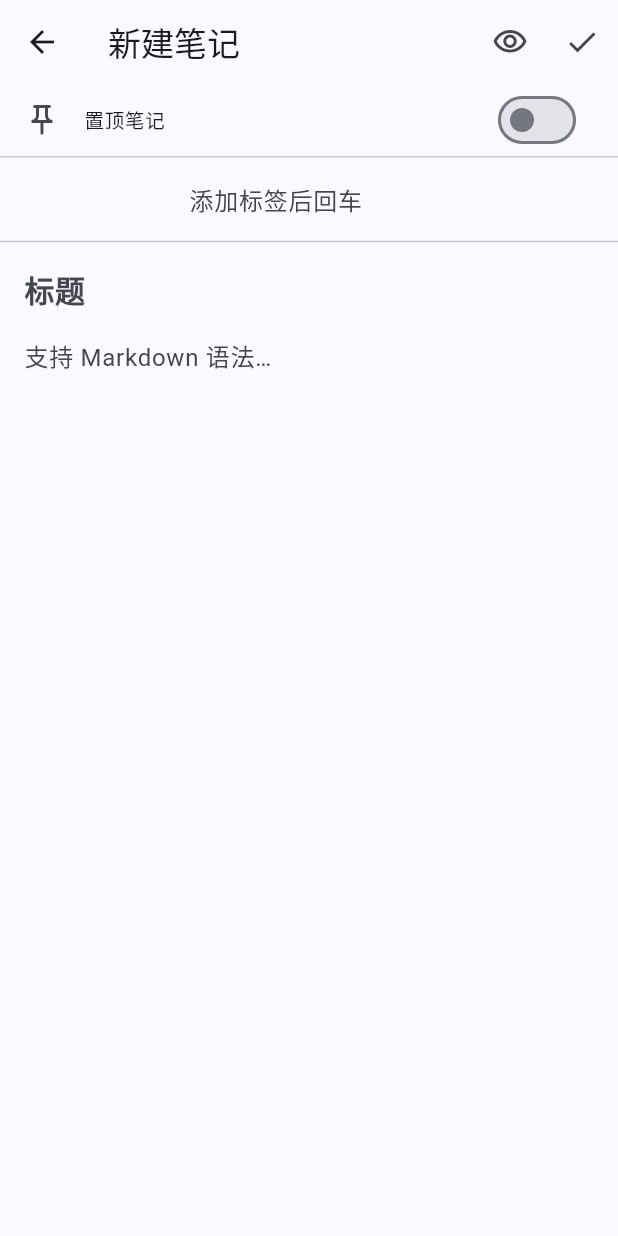
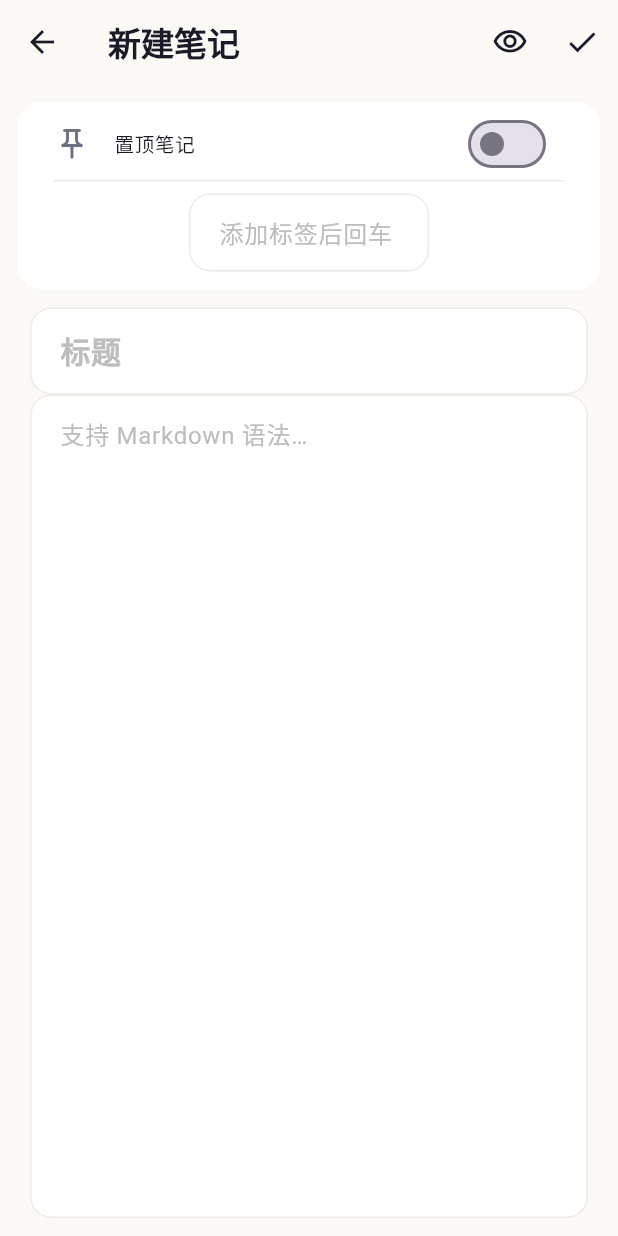
Before and after one commit to MAGG0210/notes_app, a Flutter app: the screen it shows once a user with an empty profile is signed in, after a tap on the "add" icon, on a phone screen of 412 x 824 dp. Run offline on Flutter 3.47's test engine with Material 3 defaults, Android fonts, the phone set to English and light mode, and no system bars; our stand-ins replace flutter_markdown, share_plus, shared_preferences, supabase_flutter; accounts and stored records are empty.

Commit message:
style: 设计大赛级 UI 升级 — 靛蓝渐变品牌主题/卡片式布局/登录页重设计

```diff
--- a/lib/account_page.dart
+++ b/lib/account_page.dart
@@ -1,5 +1,6 @@
 import 'package:flutter/material.dart';
 import 'note_service.dart';
+import 'app_theme.dart';
 
 /// 账户管理：查看邮箱、修改密码
 class AccountPage extends StatefulWidget {
@@ -98,15 +99,14 @@ class _AccountPageState extends State<AccountPage> {
           if (_success != null)
             Text(_success!, style: TextStyle(color: Colors.green.shade600)),
           const SizedBox(height: 16),
-          FilledButton(
-            onPressed: _loading ? null : _changePassword,
-            style: FilledButton.styleFrom(
-                padding: const EdgeInsets.symmetric(vertical: 16)),
-            child: _loading
-                ? const SizedBox(
-                    width: 20, height: 20,
-                    child: CircularProgressIndicator(strokeWidth: 2))
-                : const Text('确认修改'),
+          GradientButton(
+            loading: _loading,
+            onPressed: _changePassword,
+            child: const Text('确认修改',
+                style: TextStyle(
+                    fontSize: 16,
+                    fontWeight: FontWeight.w600,
+                    color: Colors.white)),
           ),
         ],
       ),
--- /dev/null
+++ b/lib/app_theme.dart
@@ -0,0 +1,306 @@
+import 'package:flutter/material.dart';
+
+/// 云笔记品牌视觉体系
+/// 设计语言：Apple Design Awards 风格 —— 柔和渐变 + 玻璃质感 + 极简卡片
+/// 配色：暖白书写背景 + 青蓝→靛蓝品牌渐变
+class AppColors {
+  // 品牌色
+  static const primary = Color(0xFF5B67F1); // 靛蓝
+  static const primaryLight = Color(0xFF8B93F7);
+  static const primaryDeep = Color(0xFF4F46E5);
+  static const teal = Color(0xFF06B6D4); // 青
+
+  // 品牌渐变
+  static const gradient = LinearGradient(
+    colors: [Color(0xFF5B67F1), Color(0xFF7C6CF0)],
+    begin: Alignment.topLeft,
+    end: Alignment.bottomRight,
+  );
+  static const gradientTeal = LinearGradient(
+    colors: [Color(0xFF06B6D4), Color(0xFF5B67F1)],
+    begin: Alignment.topLeft,
+    end: Alignment.bottomRight,
+  );
+  static const gradientSoft = LinearGradient(
+    colors: [Color(0xFFE0F2FE), Color(0xFFEDE9FE)],
+    begin: Alignment.topLeft,
+    end: Alignment.bottomRight,
+  );
+
+  // 亮色
+  static const bgLight = Color(0xFFFAF9F6); // 暖白书写背景
+  static const surfaceLight = Colors.white;
+  static const textLight = Color(0xFF1A1B25);
+  static const textLightSecondary = Color(0xFF6B7280);
+  static const dividerLight = Color(0xFFECEAE4);
+
+  // 暗色
+  static const bgDark = Color(0xFF12141B);
+  static const surfaceDark = Color(0xFF1B1E27);
+  static const textDark = Color(0xFFF3F4F6);
+  static const textDarkSecondary = Color(0xFF9CA3AF);
+  static const dividerDark = Color(0xFF2A2E3A);
+}
+
+class AppTheme {
+  /// 亮色主题
+  static ThemeData light() {
+    final scheme = ColorScheme.fromSeed(
+      seedColor: AppColors.primary,
+      brightness: Brightness.light,
+    ).copyWith(
+      primary: AppColors.primary,
+      secondary: AppColors.teal,
+      surface: AppColors.surfaceLight,
+    );
+    return ThemeData(
+      useMaterial3: true,
+      scaffoldBackgroundColor: AppColors.bgLight,
+      colorScheme: scheme,
+      textTheme: _textTheme(),
+      appBarTheme: const AppBarTheme(
+        backgroundColor: AppColors.bgLight,
+        elevation: 0,
+        scrolledUnderElevation: 0,
+        centerTitle: false,
+        titleTextStyle: TextStyle(
+            color: AppColors.textLight,
+            fontSize: 22,
+            fontWeight: FontWeight.w700),
+        iconTheme: IconThemeData(color: AppColors.textLight),
+      ),
+      cardTheme: CardThemeData(
+        color: AppColors.surfaceLight,
+        elevation: 0,
+        margin: EdgeInsets.zero,
+        shape: RoundedRectangleBorder(borderRadius: BorderRadius.circular(18)),
+      ),
+      inputDecorationTheme: InputDecorationTheme(
+        filled: true,
+        fillColor: AppColors.surfaceLight,
+        hintStyle: TextStyle(color: Colors.grey.shade400),
+        prefixIconColor: Colors.grey.shade500,
+        border: OutlineInputBorder(
+          borderRadius: BorderRadius.circular(14),
+          borderSide: BorderSide.none,
+        ),
+        enabledBorder: OutlineInputBorder(
+          borderRadius: BorderRadius.circular(14),
+          borderSide: BorderSide(color: AppColors.dividerLight, width: 1),
+        ),
+        focusedBorder: OutlineInputBorder(
+          borderRadius: BorderRadius.circular(14),
+          borderSide: const BorderSide(color: AppColors.primary, width: 1.6),
+        ),
+        contentPadding:
+            const EdgeInsets.symmetric(horizontal: 16, vertical: 14),
+      ),
+      filledButtonTheme: FilledButtonThemeData(
+        style: FilledButton.styleFrom(
+          backgroundColor: AppColors.primary,
+          foregroundColor: Colors.white,
+          shape: RoundedRectangleBorder(borderRadius: BorderRadius.circular(14)),
+          textStyle: const TextStyle(fontSize: 16, fontWeight: FontWeight.w600),
+          elevation: 0,
+        ),
+      ),
+      textButtonTheme: TextButtonThemeData(
+        style: TextButton.styleFrom(foregroundColor: AppColors.primary),
+      ),
+      floatingActionButtonTheme: const FloatingActionButtonThemeData(
+        elevation: 4,
+        backgroundColor: AppColors.primary,
+        foregroundColor: Colors.white,
+        shape: CircleBorder(),
+      ),
+      chipTheme: ChipThemeData(
+        backgroundColor: AppColors.surfaceLight,
+        selectedColor: AppColors.primary.withValues(alpha: 0.12),
+        shape: RoundedRectangleBorder(borderRadius: BorderRadius.circular(10)),
+        side: BorderSide(color: AppColors.dividerLight),
+      ),
+      snackBarTheme: SnackBarThemeData(
+        behavior: SnackBarBehavior.floating,
+        shape: RoundedRectangleBorder(borderRadius: BorderRadius.circular(12)),
+      ),
+      dividerTheme: const DividerThemeData(color: AppColors.dividerLight),
+      popupMenuTheme: PopupMenuThemeData(
+        shape: RoundedRectangleBorder(borderRadius: BorderRadius.circular(14)),
+        elevation: 4,
+      ),
+      dialogTheme: DialogThemeData(
+        shape: RoundedRectangleBorder(borderRadius: BorderRadius.circular(20)),
+      ),
+      listTileTheme: const ListTileThemeData(
+        iconColor: AppColors.textLightSecondary,
+      ),
+    );
+  }
+
+  /// 暗色主题
+  static ThemeData dark() {
+    final scheme = ColorScheme.fromSeed(
+      seedColor: AppColors.primary,
+      brightness: Brightness.dark,
+    ).copyWith(
+      primary: AppColors.primary,
+      secondary: AppColors.teal,
+      surface: AppColors.surfaceDark,
+    );
+    return ThemeData(
+      useMaterial3: true,
+      scaffoldBackgroundColor: AppColors.bgDark,
+      colorScheme: scheme,
+      textTheme: _textTheme(),
+      appBarTheme: const AppBarTheme(
+        backgroundColor: AppColors.bgDark,
+        elevation: 0,
+        scrolledUnderElevation: 0,
+        centerTitle: false,
+        titleTextStyle: TextStyle(
+            color: AppColors.textDark,
+            fontSize: 22,
+            fontWeight: FontWeight.w700),
+        iconTheme: IconThemeData(color: AppColors.textDark),
+      ),
+      cardTheme: CardThemeData(
+        color: AppColors.surfaceDark,
+        elevation: 0,
+        margin: EdgeInsets.zero,
+        shape: RoundedRectangleBorder(borderRadius: BorderRadius.circular(18)),
+      ),
+      inputDecorationTheme: InputDecorationTheme(
+        filled: true,
+        fillColor: AppColors.surfaceDark,
+        hintStyle: TextStyle(color: Colors.grey.shade600),
+        prefixIconColor: Colors.grey.shade500,
+        border: OutlineInputBorder(
+          borderRadius: BorderRadius.circular(14),
+          borderSide: BorderSide.none,
+        ),
+        enabledBorder: OutlineInputBorder(
+          borderRadius: BorderRadius.circular(14),
+          borderSide: BorderSide(color: AppColors.dividerDark, width: 1),
+        ),
+        focusedBorder: OutlineInputBorder(
+          borderRadius: BorderRadius.circular(14),
+          borderSide: const BorderSide(color: AppColors.primary, width: 1.6),
+        ),
+        contentPadding:
+            const EdgeInsets.symmetric(horizontal: 16, vertical: 14),
+      ),
+      filledButtonTheme: FilledButtonThemeData(
+        style: FilledButton.styleFrom(
+          backgroundColor: AppColors.primary,
+          foregroundColor: Colors.white,
+          shape: RoundedRectangleBorder(borderRadius: BorderRadius.circular(14)),
+          textStyle: const TextStyle(fontSize: 16, fontWeight: FontWeight.w600),
+          elevation: 0,
+        ),
+      ),
+      textButtonTheme: TextButtonThemeData(
+        style: TextButton.styleFrom(foregroundColor: AppColors.primaryLight),
+      ),
+      floatingActionButtonTheme: const FloatingActionButtonThemeData(
+        elevation: 4,
+        backgroundColor: AppColors.primary,
+        foregroundColor: Colors.white,
+        shape: CircleBorder(),
+      ),
+      chipTheme: ChipThemeData(
+        backgroundColor: AppColors.surfaceDark,
+        selectedColor: AppColors.primary.withValues(alpha: 0.25),
+        shape: RoundedRectangleBorder(borderRadius: BorderRadius.circular(10)),
+        side: BorderSide(color: AppColors.dividerDark),
+      ),
+      snackBarTheme: SnackBarThemeData(
+        behavior: SnackBarBehavior.floating,
+        shape: RoundedRectangleBorder(borderRadius: BorderRadius.circular(12)),
+      ),
+      dividerTheme: const DividerThemeData(color: AppColors.dividerDark),
+      popupMenuTheme: PopupMenuThemeData(
+        color: AppColors.surfaceDark,
+        shape: RoundedRectangleBorder(borderRadius: BorderRadius.circular(14)),
+        elevation: 4,
+      ),
+      dialogTheme: DialogThemeData(
+        backgroundColor: AppColors.surfaceDark,
+        shape: RoundedRectangleBorder(borderRadius: BorderRadius.circular(20)),
+      ),
+      listTileTheme: const ListTileThemeData(
+        iconColor: AppColors.textDarkSecondary,
+      ),
+    );
+  }
+
+  static TextTheme _textTheme() {
+    const base = TextTheme(
+      headlineMedium: TextStyle(fontWeight: FontWeight.w700, letterSpacing: -0.5),
+      titleLarge: TextStyle(fontWeight: FontWeight.w700),
+    );
+    return base;
+  }
+}
+
+/// 渐变按钮（用于主 CTA，如登录按钮）
+class GradientButton extends StatelessWidget {
+  final Widget child;
+  final VoidCallback? onPressed;
+  final bool loading;
+  final Gradient gradient;
+  final double height;
+  final BorderRadius borderRadius;
+
+  const GradientButton({
+    super.key,
+    required this.child,
+    this.onPressed,
+    this.loading = false,
+    this.gradient = AppColors.gradient,
+    this.height = 52,
+    this.borderRadius = const BorderRadius.all(Radius.circular(14)),
+  });
+
+  @override
+  Widget build(BuildContext context) {
+    final enabled = onPressed != null && !loading;
+    return Opacity(
+      opacity: enabled ? 1 : 0.6,
+      child: Material(
+        color: Colors.transparent,
+        child: Ink(
+          height: height,
+          decoration: BoxDecoration(
+            gradient: enabled ? gradient : AppColors.gradientSoft,
+            borderRadius: borderRadius,
+            boxShadow: enabled
+                ? [
+                    BoxShadow(
+                      color: AppColors.primary.withValues(alpha: 0.3),
+                      blurRadius: 16,
+                      offset: const Offset(0, 6),
+                    ),
+                  ]
+                : [],
+          ),
+          child: InkWell(
+            onTap: enabled ? onPressed : null,
+            borderRadius: borderRadius,
+            child: Center(
+              child: loading
+                  ? const SizedBox(
+                      width: 22,
+                      height: 22,
+                      child: CircularProgressIndicator(
+                        strokeWidth: 2.5,
+                        color: Colors.white,
+                      ),
+                    )
+                  : child,
+            ),
+          ),
+        ),
+      ),
+    );
+  }
+}
--- a/lib/auth_page.dart
+++ b/lib/auth_page.dart
@@ -1,5 +1,6 @@
 import 'package:flutter/material.dart';
 import 'note_service.dart';
+import 'app_theme.dart';
 
 class AuthPage extends StatefulWidget {
   const AuthPage({super.key});
@@ -88,44 +89,88 @@ class _AuthPageState extends State<AuthPage> {
 
   @override
   Widget build(BuildContext context) {
+    final dark = Theme.of(context).brightness == Brightness.dark;
     return Scaffold(
-      body: Center(
+      body: Container(
+        decoration: BoxDecoration(
+          gradient: dark
+              ? const LinearGradient(
+                  colors: [Color(0xFF1B1E3A), Color(0xFF12141B)],
+                  begin: Alignment.topCenter,
+                  end: Alignment.bottomCenter,
+                )
+              : AppColors.gradientSoft,
+        ),
+        child: Center(
           child: SingleChildScrollView(
-          padding: const EdgeInsets.all(32),
+            padding: const EdgeInsets.all(24),
             child: ConstrainedBox(
               constraints: const BoxConstraints(maxWidth: 420),
+              child: Container(
+                padding: const EdgeInsets.fromLTRB(28, 32, 28, 24),
+                decoration: BoxDecoration(
+                  color: Theme.of(context).colorScheme.surface,
+                  borderRadius: BorderRadius.circular(24),
+                  boxShadow: [
+                    BoxShadow(
+                      color: Colors.black.withValues(alpha: dark ? 0.3 : 0.08),
+                      blurRadius: 40,
+                      offset: const Offset(0, 16),
+                    ),
+                  ],
+                ),
                 child: Column(
                   mainAxisSize: MainAxisSize.min,
                   crossAxisAlignment: CrossAxisAlignment.stretch,
                   children: [
-                const Icon(Icons.sticky_note_2_rounded, size: 64,
-                    color: Color(0xFF5B8DEF)),
-                const SizedBox(height: 12),
+                    // 品牌图标（渐变块）
+                    Center(
+                      child: Container(
+                        width: 72,
+                        height: 72,
+                        decoration: BoxDecoration(
+                          gradient: AppColors.gradient,
+                          borderRadius: BorderRadius.circular(22),
+                          boxShadow: [
+                            BoxShadow(
+                              color: AppColors.primary.withValues(alpha: 0.35),
+                              blurRadius: 20,
+                              offset: const Offset(0, 8),
+                            ),
+                          ],
+                        ),
+                        child: const Icon(Icons.sticky_note_2_rounded,
+                            color: Colors.white, size: 36),
+                      ),
+                    ),
+                    const SizedBox(height: 18),
                     Text(_isLogin ? '登录云笔记' : '注册账号',
                         textAlign: TextAlign.center,
                         style: Theme.of(context).textTheme.headlineMedium),
-                const SizedBox(height: 8),
-                Text('三端互通 · 云备份',
+                    const SizedBox(height: 6),
+                    Text('三端互通 · 云备份 · 精致书写',
                         textAlign: TextAlign.center,
-                    style: TextStyle(color: Colors.grey.shade600)),
-                const SizedBox(height: 32),
+                        style: TextStyle(
+                            color: Theme.of(context)
+                                .colorScheme
+                                .onSurface
+                                .withValues(alpha: 0.6))),
+                    const SizedBox(height: 28),
                     TextField(
                       controller: _emailCtrl,
                       keyboardType: TextInputType.emailAddress,
                       decoration: const InputDecoration(
                         labelText: '邮箱',
                         prefixIcon: Icon(Icons.email_outlined),
-                    border: OutlineInputBorder(),
                       ),
                     ),
-                const SizedBox(height: 16),
+                    const SizedBox(height: 14),
                     TextField(
                       controller: _passCtrl,
                       obscureText: true,
                       decoration: const InputDecoration(
                         labelText: '密码',
                         prefixIcon: Icon(Icons.lock_outline),
-                    border: OutlineInputBorder(),
                       ),
                     ),
                     if (_isLogin)
@@ -137,20 +182,22 @@ class _AuthPageState extends State<AuthPage> {
                         ),
                       ),
                     if (_error != null) ...[
-                  const SizedBox(height: 12),
-                  Text(_error!, style: TextStyle(color: Colors.red.shade400)),
+                      const SizedBox(height: 8),
+                      Text(_error!,
+                          textAlign: TextAlign.center,
+                          style: TextStyle(
+                              color: Colors.red.shade400, fontSize: 13)),
                     ],
-                const SizedBox(height: 24),
-                FilledButton(
-                  onPressed: _loading ? null : _submit,
-                  style: FilledButton.styleFrom(
-                    padding: const EdgeInsets.symmetric(vertical: 16),
-                  ),
-                  child: _loading
-                      ? const SizedBox(
-                          width: 20, height: 20,
-                          child: CircularProgressIndicator(strokeWidth: 2))
-                      : Text(_isLogin ? '登 录' : '注 册'),
+                    const SizedBox(height: 16),
+                    GradientButton(
+                      loading: _loading,
+                      onPressed: _submit,
+                      child: Text(
+                          _isLogin ? '登 录' : '注 册',
+                          style: const TextStyle(
+                              fontSize: 16,
+                              fontWeight: FontWeight.w600,
+                              color: Colors.white)),
                     ),
                     const SizedBox(height: 12),
                     TextButton(
@@ -165,6 +212,8 @@ class _AuthPageState extends State<AuthPage> {
               ),
             ),
           ),
+        ),
+      ),
     );
   }
 }
--- a/lib/main.dart
+++ b/lib/main.dart
@@ -4,6 +4,7 @@ import 'note_service.dart';
 import 'auth_page.dart';
 import 'notes_page.dart';
 import 'theme_store.dart';
+import 'app_theme.dart';
 
 Future<void> main() async {
   WidgetsFlutterBinding.ensureInitialized();
@@ -22,17 +23,8 @@ class NotesApp extends StatelessWidget {
       builder: (context, mode, _) => MaterialApp(
         title: '云笔记',
         debugShowCheckedModeBanner: false,
-        theme: ThemeData(
-          colorScheme: ColorScheme.fromSeed(seedColor: const Color(0xFF5B8DEF)),
-          useMaterial3: true,
-        ),
-        darkTheme: ThemeData(
-          colorScheme: ColorScheme.fromSeed(
-            seedColor: const Color(0xFF5B8DEF),
-            brightness: Brightness.dark,
-          ),
-          useMaterial3: true,
-        ),
+        theme: AppTheme.light(),
+        darkTheme: AppTheme.dark(),
         themeMode: mode,
         home: const RootPage(),
       ),
--- a/lib/note_edit_page.dart
+++ b/lib/note_edit_page.dart
@@ -146,9 +146,19 @@ class _NoteEditPageState extends State<NoteEditPage> {
           ),
         ],
       ),
-      body: Column(
+      body: Padding(
+        padding: const EdgeInsets.all(12),
+        child: Column(
           children: [
-          // 置顶开关
+            // 元信息卡片：置顶 + 标签
+            Container(
+              padding: const EdgeInsets.symmetric(horizontal: 8, vertical: 4),
+              decoration: BoxDecoration(
+                color: Theme.of(context).colorScheme.surface,
+                borderRadius: BorderRadius.circular(16),
+              ),
+              child: Column(
+                children: [
                   SwitchListTile(
                     dense: true,
                     secondary: Icon(
@@ -161,10 +171,10 @@ class _NoteEditPageState extends State<NoteEditPage> {
                         ? null
                         : (v) => setState(() => _pinned = v),
                   ),
-          const Divider(height: 1),
+                  const Divider(height: 1, indent: 16, endIndent: 16),
                   // 标签输入区
                   Padding(
-            padding: const EdgeInsets.fromLTRB(16, 12, 16, 4),
+                    padding: const EdgeInsets.fromLTRB(16, 8, 16, 4),
                     child: Wrap(
                       spacing: 8,
                       runSpacing: 4,
@@ -173,7 +183,8 @@ class _NoteEditPageState extends State<NoteEditPage> {
                         ..._tags.map((t) => InputChip(
                               label: Text('#$t'),
                               visualDensity: VisualDensity.compact,
-                      onDeleted: _saving ? null : () => _removeTag(t),
+                              onDeleted:
+                                  _saving ? null : () => _removeTag(t),
                             )),
                         SizedBox(
                           width: 160,
@@ -191,11 +202,15 @@ class _NoteEditPageState extends State<NoteEditPage> {
                       ],
                     ),
                   ),
-          const Divider(height: 16),
+                  const SizedBox(height: 4),
+                ],
+              ),
+            ),
+            const SizedBox(height: 12),
             // 正文区
             Expanded(
               child: Padding(
-              padding: const EdgeInsets.symmetric(horizontal: 16),
+                padding: const EdgeInsets.symmetric(horizontal: 8),
                 child: Column(
                   children: [
                     TextField(
@@ -229,6 +244,7 @@ class _NoteEditPageState extends State<NoteEditPage> {
             ),
           ],
         ),
+      ),
     );
   }
 }
--- a/lib/notes_page.dart
+++ b/lib/notes_page.dart
@@ -8,6 +8,7 @@ import 'note_edit_page.dart';
 import 'trash_page.dart';
 import 'account_page.dart';
 import 'theme_store.dart';
+import 'app_theme.dart';
 
 /// 笔记列表页：Realtime 订阅任何端的变化，实时刷新。
 class NotesPage extends StatefulWidget {
@@ -216,7 +217,25 @@ class _NotesPageState extends State<NotesPage> {
           );
           if (changed == true) _load();
         },
-        child: const Icon(Icons.add),
+        // 渐变背景 FAB
+        backgroundColor: Colors.transparent,
+        elevation: 0,
+        child: Container(
+          width: 56,
+          height: 56,
+          decoration: BoxDecoration(
+            gradient: AppColors.gradient,
+            shape: BoxShape.circle,
+            boxShadow: [
+              BoxShadow(
+                color: AppColors.primary.withValues(alpha: 0.4),
+                blurRadius: 16,
+                offset: const Offset(0, 6),
+              ),
+            ],
+          ),
+          child: const Icon(Icons.add, color: Colors.white, size: 28),
+        ),
       ),
       body: Column(
         children: [
@@ -303,13 +322,26 @@ class _NotesPageState extends State<NotesPage> {
         child: Column(
           mainAxisSize: MainAxisSize.min,
           children: [
-            Icon(Icons.notes, size: 64, color: Colors.grey.shade400),
-            const SizedBox(height: 12),
+            Container(
+              width: 88,
+              height: 88,
+              decoration: BoxDecoration(
+                gradient: AppColors.gradientSoft,
+                shape: BoxShape.circle,
+              ),
+              child: Icon(Icons.notes,
+                  size: 44, color: AppColors.primary),
+            ),
+            const SizedBox(height: 16),
             Text(
               _notes.isEmpty
                   ? '还没有笔记，点右下角 + 新建'
                   : '没有匹配的笔记',
-              style: TextStyle(color: Colors.grey.shade600),
+              style: TextStyle(
+                  color: Theme.of(context)
+                      .colorScheme
+                      .onSurface
+                      .withValues(alpha: 0.6)),
             ),
           ],
         ),
@@ -354,19 +386,21 @@ class _NotesPageState extends State<NotesPage> {
                   children: tags
                       .map((t) => Container(
                             padding: const EdgeInsets.symmetric(
-                                horizontal: 6, vertical: 1),
+                                horizontal: 8, vertical: 2),
                             decoration: BoxDecoration(
                               color: Theme.of(context)
                                   .colorScheme
-                                  .secondaryContainer,
+                                  .primary
+                                  .withValues(alpha: 0.1),
                               borderRadius: BorderRadius.circular(8),
                             ),
                             child: Text('#$t',
                                 style: TextStyle(
                                     fontSize: 11,
+                                    fontWeight: FontWeight.w500,
                                     color: Theme.of(context)
                                         .colorScheme
-                                        .onSecondaryContainer)),
+                                        .primary)),
                           ))
                       .toList(),
                 ),
--- a/lib/trash_page.dart
+++ b/lib/trash_page.dart
@@ -1,5 +1,6 @@
 import 'package:flutter/material.dart';
 import 'note_service.dart';
+import 'app_theme.dart';
 
 /// 回收站：展示已软删除的笔记，支持恢复 / 永久删除
 class TrashPage extends StatefulWidget {
@@ -137,10 +138,23 @@ class _TrashPageState extends State<TrashPage> {
         child: Column(
           mainAxisSize: MainAxisSize.min,
           children: [
-            Icon(Icons.delete_outline, size: 64, color: Colors.grey.shade400),
-            const SizedBox(height: 12),
+            Container(
+              width: 88,
+              height: 88,
+              decoration: BoxDecoration(
+                gradient: AppColors.gradientSoft,
+                shape: BoxShape.circle,
+              ),
+              child: Icon(Icons.delete_outline,
+                  size: 44, color: AppColors.primary),
+            ),
+            const SizedBox(height: 16),
             Text('回收站是空的',
-                style: TextStyle(color: Colors.grey.shade600)),
+                style: TextStyle(
+                    color: Theme.of(context)
+                        .colorScheme
+                        .onSurface
+                        .withValues(alpha: 0.6))),
           ],
         ),
       );
```
Lines whose indentation alone changed are shown as unchanged.
